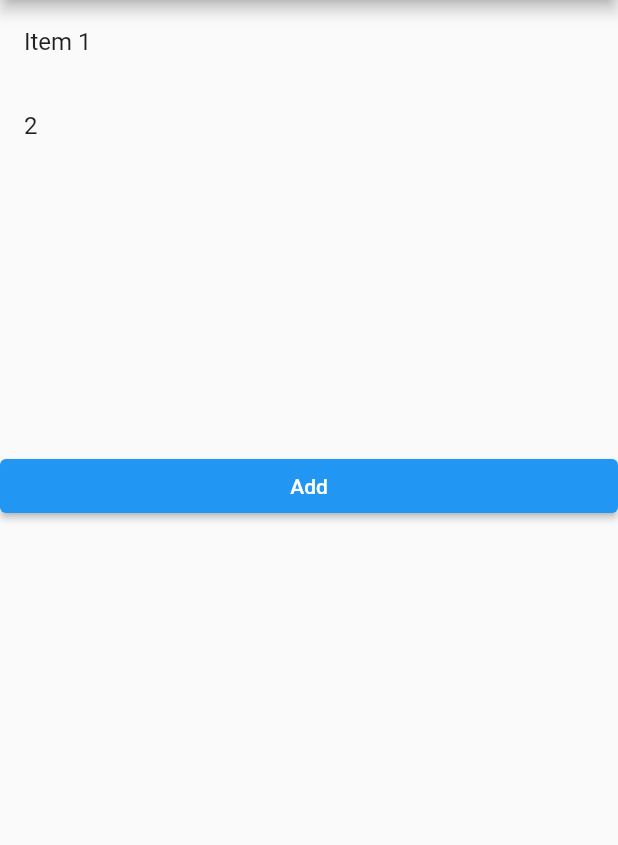
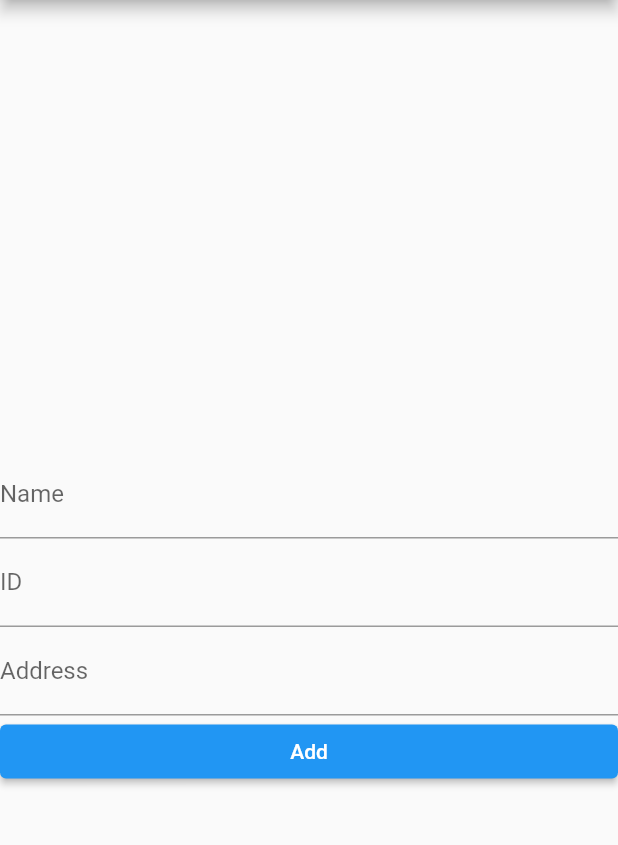
Before and after one commit to nokiddig/Sample, a Flutter app: the screen it shows after launch, on a phone screen of 412 x 824 dp, the part 84-929 px from its top. Run offline on Flutter 3.47's test engine with Material 2 defaults, Android fonts, the phone set to English and light mode, and no system bars.

Commit message:
Add student to ListView

```diff
--- a/lib/main.dart
+++ b/lib/main.dart
@@ -1,3 +1,4 @@
+import 'package:dynamic_ui/student.dart';
 import 'package:flutter/material.dart';
 
 void main() {
@@ -9,12 +10,11 @@ class MyApp extends StatelessWidget {
 
   @override
   Widget build(BuildContext context) {
-    return SafeArea(
-      child: MaterialApp(
-
-        home: DynamicUI(),
-        debugShowCheckedModeBanner: false,
-      )
+    return const SafeArea(
+        child: MaterialApp(
+          home: DynamicUI(),
+          debugShowCheckedModeBanner: false,
+        )
     );
   }
 }
@@ -27,7 +27,10 @@ class DynamicUI extends StatefulWidget {
 }
 
 class _DynamicUIState extends State<DynamicUI> {
-  List<String> items = ["Item 1", "2"];
+  List<Student> students = [];
+  TextEditingController nameControl = TextEditingController();
+  TextEditingController idControl = TextEditingController();
+  TextEditingController addressControl = TextEditingController();
   @override
   Widget build(BuildContext context) {
     return Scaffold(
@@ -37,21 +40,71 @@ class _DynamicUIState extends State<DynamicUI> {
       body: Column(
         crossAxisAlignment: CrossAxisAlignment.stretch,
         children: <Widget>[
-          Container(
+          SizedBox(
             height: 300,
             child: ListView.builder(
-              itemCount: items.length,
-              itemBuilder: (context, index) {
-                return ListTile(
-                  title: Text(items[index]),
-                );
-              },
+              itemCount: students.length,
+                itemBuilder: (context, index) {
+                  return Container(
+                    padding: EdgeInsets.all(2.0),
+                    decoration: BoxDecoration(
+                      border: Border.all(color: Colors.grey),
+                    ),
+                    child: Column(
+                      crossAxisAlignment: CrossAxisAlignment.start,
+                      children: [
+                        Text('ID: ${students[index].id}'),
+                        Text('Tên: ${students[index].name}'),
+                        Text('Tuổi: ${students[index].address}'),
+                      ],
+                    ),
+                  );
+                }
             ),
-          )
-          ,
-          ElevatedButton(onPressed: (){}, child: const Text("Add")),
+          ),
+          TextField(
+            decoration: const InputDecoration(
+                labelText: 'Name',
+                hintText: 'Le Van Sy',
+                border: UnderlineInputBorder()
+            ),
+            controller: nameControl,
+          ),
+
+          TextField(
+            decoration: const InputDecoration(
+                labelText: 'ID',
+                hintText: '123456',
+                border: UnderlineInputBorder()
+            ),
+            controller: idControl,
+          ),
+
+          TextField(
+            decoration: const InputDecoration(
+                labelText: 'Address',
+                hintText: 'HaDong',
+                border: UnderlineInputBorder()
+            ),
+            controller: addressControl,
+          ),
+          ElevatedButton(onPressed: addStudent, child: const Text("Add")),
         ],
       ),
     );
   }
+
+  void addStudent(){
+    String name = nameControl.text;
+    String id = idControl.text;
+    String address = addressControl.text;
+    if (name.isNotEmpty && int.tryParse(id)!= null && address.isNotEmpty){
+      setState(() {
+        students.add(Student(name, address, int.tryParse(id)!));
+        nameControl.text = "";
+        idControl.text = "";
+        addressControl.text = "";
+      });
+    }
+  }
 }
```
